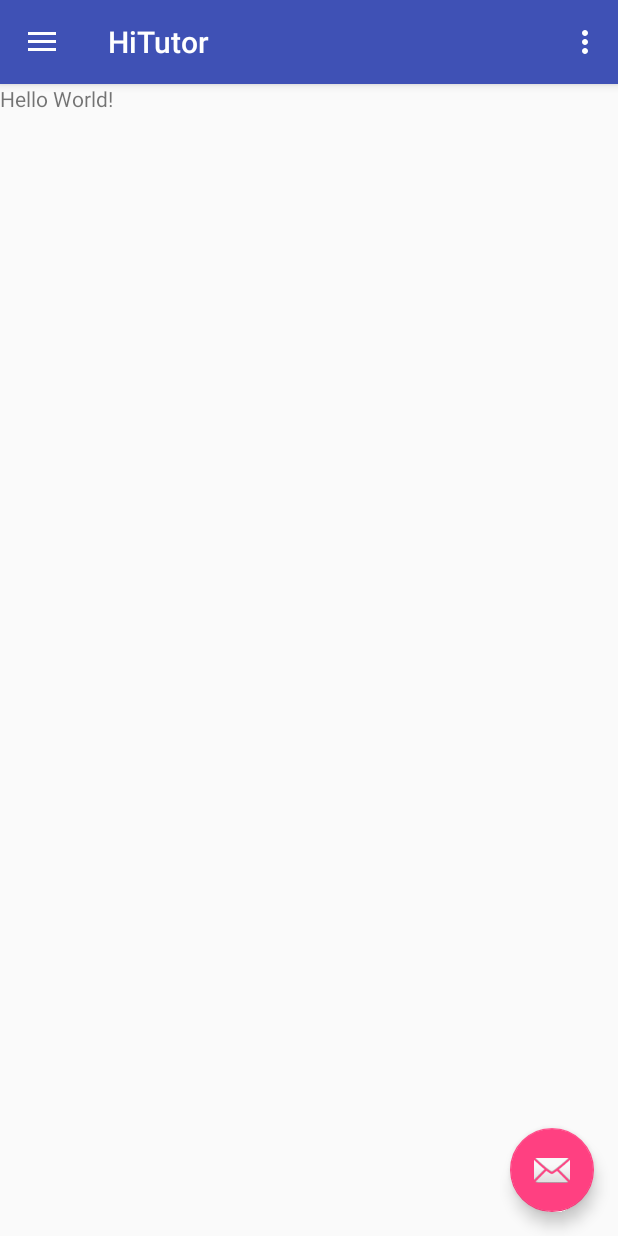
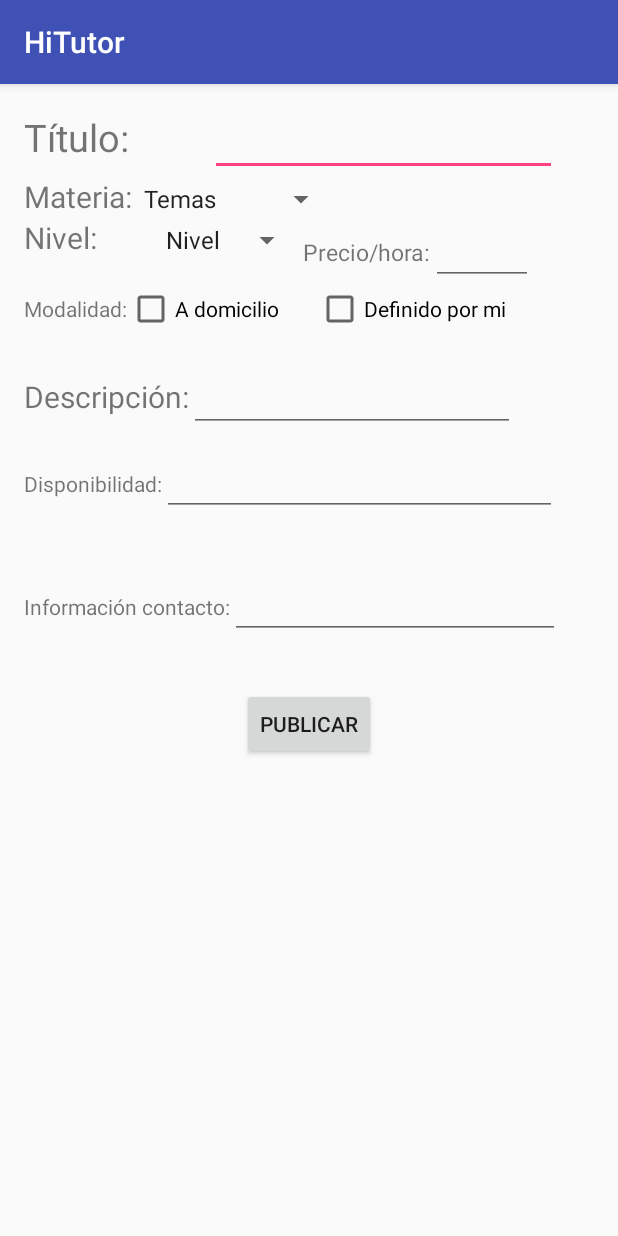
Before and after one commit to edmolten/Hackathon2015, an Android app: the screen it shows after launch (Main before the commit, Ofrecer after it), in the side drawer, after a tap on "Gallery", on a phone screen of 412 x 824 dp. Run offline under Robolectric (Android 15) with nearby library versions, the phone set to English and light mode, and no system bars; 1 statement that could not run was skipped.

Commit message:
Vista Ofrecer, y clase
Activity Ofrecer

```diff
--- a/HiTutor/app/src/main/AndroidManifest.xml
+++ b/HiTutor/app/src/main/AndroidManifest.xml
@@ -27,6 +27,8 @@
                 android:name="android.support.PARENT_ACTIVITY"
                 android:value="hackathon2015.hitutor.Main" />
         </activity>
+        <activity android:name=".Ofrecer" >
+        </activity>
     </application>
 
 </manifest>
--- a/HiTutor/app/src/main/java/hackathon2015/hitutor/Main.java
+++ b/HiTutor/app/src/main/java/hackathon2015/hitutor/Main.java
@@ -80,6 +80,7 @@ public class Main extends AppCompatActivity
 
             // Handle the camera action
         } else if (id == R.id.nav_gallery) {
+            startActivity(new Intent(Main.this, Ofrecer.class));
 
         } else if (id == R.id.nav_slideshow) {
 
--- /dev/null
+++ b/HiTutor/app/src/main/java/hackathon2015/hitutor/Ofrecer.java
@@ -0,0 +1,118 @@
+package hackathon2015.hitutor;
+
+import android.support.v7.app.AppCompatActivity;
+import android.os.Bundle;
+import android.text.Layout;
+import android.view.View;
+import android.widget.ArrayAdapter;
+import android.widget.Button;
+import android.widget.CheckBox;
+import android.widget.CompoundButton;
+import android.widget.EditText;
+import android.widget.RelativeLayout;
+import android.widget.Spinner;
+//import android.widget.CompoundButton.OnCheckedChangeListener;
+
+public class Ofrecer extends AppCompatActivity {
+
+    @Override
+    protected void onCreate(Bundle savedInstanceState) {
+        super.onCreate(savedInstanceState);
+        setContentView(R.layout.activity_ofrecer2);
+
+        //Ofre_spinner3 <-> Dropdown de Materias
+        Spinner Ofre_spinner3 = (Spinner) findViewById(R.id.Ofre_spinner3);
+        ArrayAdapter<CharSequence> Ofre_adapter3 = ArrayAdapter.createFromResource(this,
+                R.array.temas, android.R.layout.simple_spinner_item);
+        Ofre_adapter3.setDropDownViewResource(android.R.layout.simple_spinner_item);
+        Ofre_spinner3.setAdapter(Ofre_adapter3);
+
+        //Ofre_spinner4 <-> Dropdown de Nivel
+        Spinner Ofre_spinner4 = (Spinner) findViewById(R.id.Ofre_spinner4);
+        ArrayAdapter<CharSequence> Ofre_adapter4 = ArrayAdapter.createFromResource(this,
+                R.array.nivel, android.R.layout.simple_spinner_item);
+        Ofre_adapter4.setDropDownViewResource(android.R.layout.simple_spinner_item);
+        Ofre_spinner4.setAdapter(Ofre_adapter4);
+
+       /* //checkboxes
+        CheckBox satView = (CheckBox) findViewById(R.id.Ofre_checkBox2);
+        satView.setOnCheckedChangeListener(new CompoundButton.OnCheckedChangeListener() {
+                @Override
+                public void onCheckedChanged(CompoundButton buttonView,boolean isChecked) {
+
+                }
+                                           }
+        );
+    */
+        addListenerOnButton(); //inicia el listener del boton "Publicar"
+    }
+
+    //declaracion de variables
+    public Button PublicarButton;
+    public EditText Titulo; //OfreeditText
+    public Spinner Drop1; //OfreSpinner3
+    public Spinner Drop2; //OfreSpinner4
+    public EditText Precio; //OfreEditText2
+    public CheckBox ADomicilio; //OfreCheckBox
+    public CheckBox Definido; //OfreCheckBox2
+    public EditText Descripcion; //OfreEditText3
+    public EditText Disponibilidad; //OfreEditText4
+    public EditText Contacto; //OfreEditText5
+
+    //holders - valores para pasar a la BD
+    public String Val_Titulo;
+    public String Val_Drop1;
+    public String Val_Drop2;
+    public String Val_Precio;
+    public boolean Val_ADomicilio;
+    public boolean Val_Definido;
+    public String Val_Descripcion;
+    public String Val_Disponibilidad;
+    public String Val_Contacto;
+
+    //Listener para el checkbox
+    public void addListenerOnCheckBox(){
+        Definido = (CheckBox)findViewById(R.id.Ofre_checkBox2);
+
+        Definido.setOnCheckedChangeListener(new CompoundButton.OnCheckedChangeListener() {
+            @Override
+            public void onCheckedChanged(CompoundButton buttonView, boolean isChecked) {
+                //AQUI AGREGAR LA FUNCIONALIDAD DEL MAPA Y VOLAS
+                //HAY QUE MANEJAR LA LAYOUT RELATIVA "INVISIBLE" PARA QUE SE EXPANDA Y MUESTRE LA UBICACION EN UN MAPA
+            }
+        });
+    }
+
+    //Listener para el boton "Publicar"
+   public void addListenerOnButton(){
+       //"atrapar" variables
+       PublicarButton = (Button)findViewById(R.id.Ofre_button_Publicar);
+       Titulo = (EditText)findViewById(R.id.Ofre_editText);
+       Drop1 = (Spinner)findViewById(R.id.Ofre_spinner3);
+       Drop2 = (Spinner)findViewById(R.id.Ofre_spinner4);
+       Precio = (EditText)findViewById(R.id.Ofre_editText2);
+       ADomicilio = (CheckBox)findViewById(R.id.Ofre_checkBox);
+       Definido = (CheckBox)findViewById(R.id.Ofre_checkBox2);
+       Descripcion = (EditText)findViewById(R.id.Ofre_editText3);
+       Disponibilidad = (EditText)findViewById(R.id.Ofre_editText4);
+       Contacto = (EditText)findViewById(R.id.Ofre_editText5);
+
+        //Integer.valueOf(Ofre_editText2.getText().toString());
+       PublicarButton.setOnClickListener(new View.OnClickListener() {
+           @Override
+           public void onClick(View v) {
+                //se obtienen los valores respectivos
+               Val_Titulo = Titulo.getText().toString();
+               Val_Drop1 = Drop1.getSelectedItem().toString();
+               Val_Drop2 = Drop2.getSelectedItem().toString();
+               Val_Precio = Precio.getText().toString();
+               Val_ADomicilio = ADomicilio.isChecked();
+               Val_Definido = Definido.isChecked();
+               Val_Descripcion = Descripcion.getText().toString();
+               Val_Disponibilidad = Disponibilidad.getText().toString();
+               Val_Contacto = Contacto.getText().toString();
+           }
+       });
+   }
+
+}
--- /dev/null
+++ b/HiTutor/app/src/main/res/layout/activity_ofrecer2.xml
@@ -0,0 +1,219 @@
+<?xml version="1.0" encoding="utf-8"?>
+<RelativeLayout xmlns:android="http://schemas.android.com/apk/res/android"
+    xmlns:tools="http://schemas.android.com/tools" android:layout_width="match_parent"
+    android:layout_height="match_parent" android:paddingLeft="@dimen/activity_horizontal_margin"
+    android:paddingRight="@dimen/activity_horizontal_margin"
+    android:paddingTop="@dimen/activity_vertical_margin"
+    android:paddingBottom="@dimen/activity_vertical_margin"
+    tools:context="hackathon2015.hitutor.Ofrecer">
+
+    <LinearLayout
+        android:orientation="vertical"
+        android:layout_width="match_parent"
+        android:layout_height="match_parent"
+        android:layout_alignParentLeft="true"
+        android:layout_alignParentStart="true"
+        android:layout_alignParentTop="true">
+
+        <LinearLayout
+            android:orientation="horizontal"
+            android:layout_width="match_parent"
+            android:layout_height="wrap_content"
+            android:weightSum="1">
+
+            <TextView
+                android:layout_width="wrap_content"
+                android:layout_height="wrap_content"
+                android:text="Título:"
+                android:id="@+id/Ofre_textView2"
+                android:layout_weight="0.69"
+                android:textSize="25dp" />
+
+            <EditText
+                android:layout_width="231dp"
+                android:layout_height="wrap_content"
+                android:id="@+id/Ofre_editText"
+                android:layout_alignParentBottom="true"
+                android:layout_centerHorizontal="true"
+                android:textAlignment="viewEnd" />
+        </LinearLayout>
+
+        <LinearLayout
+            android:orientation="vertical"
+            android:layout_width="match_parent"
+            android:layout_height="match_parent">
+
+            <LinearLayout
+                android:orientation="horizontal"
+                android:layout_width="match_parent"
+                android:layout_height="wrap_content"
+                android:weightSum="1">
+
+                <TextView
+                    android:layout_width="wrap_content"
+                    android:layout_height="wrap_content"
+                    android:text="Materia:"
+                    android:id="@+id/Ofre_textView3"
+                    android:textSize="20dp" />
+
+                <Spinner
+                    android:layout_width="114dp"
+                    android:layout_height="wrap_content"
+                    android:id="@+id/Ofre_spinner3"
+                    android:layout_weight="0.12" />
+
+            </LinearLayout>
+
+            <LinearLayout
+                android:orientation="horizontal"
+                android:layout_width="339dp"
+                android:layout_height="wrap_content"
+                android:weightSum="1">
+
+                <TextView
+                    android:layout_width="wrap_content"
+                    android:layout_height="wrap_content"
+                    android:text="Nivel:"
+                    android:id="@+id/Ofre_textView4"
+                    android:layout_weight="0.55"
+                    android:textSize="20dp" />
+
+                <Spinner
+                    android:layout_width="133dp"
+                    android:layout_height="wrap_content"
+                    android:id="@+id/Ofre_spinner4"
+                    android:textAlignment="viewEnd" />
+
+                <LinearLayout
+                    android:orientation="horizontal"
+                    android:layout_width="149dp"
+                    android:layout_height="wrap_content">
+
+                    <TextView
+                        android:layout_width="wrap_content"
+                        android:layout_height="wrap_content"
+                        android:text="Precio/hora:"
+                        android:id="@+id/Ofre_textView5"
+                        android:textSize="15dp" />
+
+                    <EditText
+                        android:layout_width="79dp"
+                        android:layout_height="wrap_content"
+                        android:inputType="number"
+                        android:ems="10"
+                        android:id="@+id/Ofre_editText2"
+                        android:contextClickable="false"
+                        android:digits="True" />
+                </LinearLayout>
+
+            </LinearLayout>
+
+            <LinearLayout
+                android:orientation="vertical"
+                android:layout_width="match_parent"
+                android:layout_height="match_parent">
+
+                <LinearLayout
+                    android:orientation="horizontal"
+                    android:layout_width="match_parent"
+                    android:layout_height="35dp"
+                    android:weightSum="1">
+
+                    <TextView
+                        android:layout_width="wrap_content"
+                        android:layout_height="wrap_content"
+                        android:text="Modalidad:"
+                        android:id="@+id/Ofre_textView9" />
+
+                    <CheckBox
+                        android:layout_width="wrap_content"
+                        android:layout_height="wrap_content"
+                        android:text="A domicilio"
+                        android:id="@+id/Ofre_checkBox"
+                        android:layout_weight="0.30" />
+
+                    <CheckBox
+                        android:layout_width="wrap_content"
+                        android:layout_height="wrap_content"
+                        android:text="Definido por mi"
+                        android:id="@+id/Ofre_checkBox2"
+                        android:layout_weight="0.36" />
+                </LinearLayout>
+
+                <RelativeLayout
+                    android:layout_width="match_parent"
+                    android:layout_height="17dp"
+                    android:id="@+id/RelativeLayout1"></RelativeLayout>
+
+                <LinearLayout
+                    android:orientation="horizontal"
+                    android:layout_width="match_parent"
+                    android:layout_height="56dp"
+                    android:weightSum="1">
+
+                    <TextView
+                        android:layout_width="wrap_content"
+                        android:layout_height="wrap_content"
+                        android:text="Descripción:"
+                        android:id="@+id/Ofre_textView6"
+                        android:textSize="20dp" />
+
+                    <EditText
+                        android:layout_width="wrap_content"
+                        android:layout_height="wrap_content"
+                        android:id="@+id/Ofre_editText3"
+                        android:layout_weight="0.79" />
+                </LinearLayout>
+
+                <LinearLayout
+                    android:orientation="horizontal"
+                    android:layout_width="match_parent"
+                    android:layout_height="82dp"
+                    android:weightSum="1">
+
+                    <TextView
+                        android:layout_width="wrap_content"
+                        android:layout_height="wrap_content"
+                        android:text="Disponibilidad:"
+                        android:id="@+id/Ofre_textView7" />
+
+                    <EditText
+                        android:layout_width="wrap_content"
+                        android:layout_height="wrap_content"
+                        android:id="@+id/Ofre_editText4"
+                        android:layout_weight="0.91" />
+                </LinearLayout>
+
+                <LinearLayout
+                    android:orientation="horizontal"
+                    android:layout_width="match_parent"
+                    android:layout_height="78dp"
+                    android:weightSum="1">
+
+                    <TextView
+                        android:layout_width="wrap_content"
+                        android:layout_height="wrap_content"
+                        android:text="Información contacto:"
+                        android:id="@+id/Ofre_textView8" />
+
+                    <EditText
+                        android:layout_width="wrap_content"
+                        android:layout_height="wrap_content"
+                        android:id="@+id/Ofre_editText5"
+                        android:layout_weight="0.90" />
+                </LinearLayout>
+
+                <Button
+                    android:layout_width="wrap_content"
+                    android:layout_height="wrap_content"
+                    android:text="@string/button_publicar"
+                    android:id="@+id/Ofre_button_Publicar"
+                    android:layout_gravity="center_horizontal" />
+
+            </LinearLayout>
+
+        </LinearLayout>
+
+    </LinearLayout>
+
+</RelativeLayout>
--- a/HiTutor/app/src/main/res/values/strings.xml
+++ b/HiTutor/app/src/main/res/values/strings.xml
@@ -6,7 +6,7 @@
 
     <string name="action_settings">Settings</string>
     <string name="title_activity_buscar">buscar</string>
-
+    <string name="button_publicar">Publicar</string>
 
         <string-array name="temas">
             <item>Temas</item>
```
